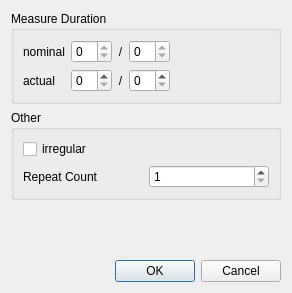
This is mscore/mscore/measureproperties.ui in musescore/musescore-old as Qt 5 draws it before an edit. The edited form follows.
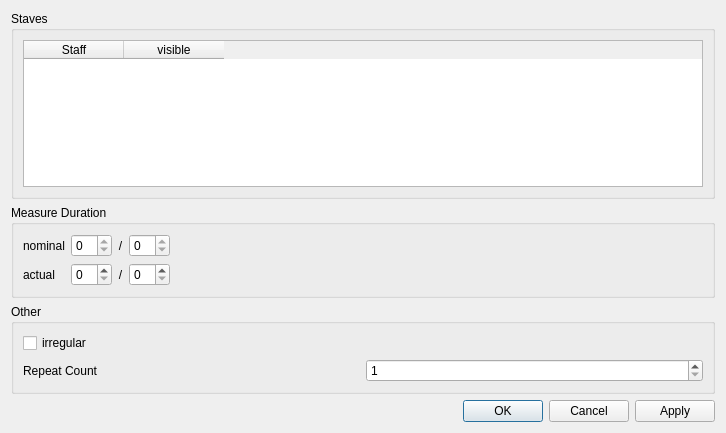
This is the edited form.

What changed in the file:
```diff
--- a/mscore/mscore/measureproperties.ui
+++ b/mscore/mscore/measureproperties.ui
@@ -8,14 +8,55 @@
    <rect>
     <x>0</x>
     <y>0</y>
-    <width>292</width>
-    <height>293</height>
+    <width>726</width>
+    <height>433</height>
    </rect>
   </property>
   <property name="windowTitle" >
    <string>MuseScore: Measure Properties</string>
   </property>
-  <layout class="QVBoxLayout" >
+  <layout class="QVBoxLayout" name="verticalLayout_2" >
+   <item>
+    <widget class="QGroupBox" name="groupBox_3" >
+     <property name="title" >
+      <string>Staves</string>
+     </property>
+     <property name="flat" >
+      <bool>true</bool>
+     </property>
+     <layout class="QVBoxLayout" name="verticalLayout" >
+      <item>
+       <widget class="QTableWidget" name="staves" >
+        <property name="alternatingRowColors" >
+         <bool>true</bool>
+        </property>
+        <property name="selectionMode" >
+         <enum>QAbstractItemView::NoSelection</enum>
+        </property>
+        <property name="selectionBehavior" >
+         <enum>QAbstractItemView::SelectRows</enum>
+        </property>
+        <property name="showGrid" >
+         <bool>false</bool>
+        </property>
+        <property name="cornerButtonEnabled" >
+         <bool>false</bool>
+        </property>
+        <column>
+         <property name="text" >
+          <string>Staff</string>
+         </property>
+        </column>
+        <column>
+         <property name="text" >
+          <string>visible</string>
+         </property>
+        </column>
+       </widget>
+      </item>
+     </layout>
+    </widget>
+   </item>
    <item>
     <widget class="QGroupBox" name="groupBox" >
      <property name="title" >
@@ -132,25 +173,12 @@
     </widget>
    </item>
    <item>
-    <spacer>
-     <property name="orientation" >
-      <enum>Qt::Vertical</enum>
-     </property>
-     <property name="sizeHint" >
-      <size>
-       <width>20</width>
-       <height>40</height>
-      </size>
-     </property>
-    </spacer>
-   </item>
-   <item>
-    <widget class="QDialogButtonBox" name="dialogButtonBox" >
+    <widget class="QDialogButtonBox" name="buttonBox" >
      <property name="orientation" >
       <enum>Qt::Horizontal</enum>
      </property>
      <property name="standardButtons" >
-      <set>QDialogButtonBox::Cancel|QDialogButtonBox::NoButton|QDialogButtonBox::Ok</set>
+      <set>QDialogButtonBox::Apply|QDialogButtonBox::Cancel|QDialogButtonBox::Ok</set>
      </property>
     </widget>
    </item>
```
Left out of the diff: 6 changed lines with no effect on the pictures.
